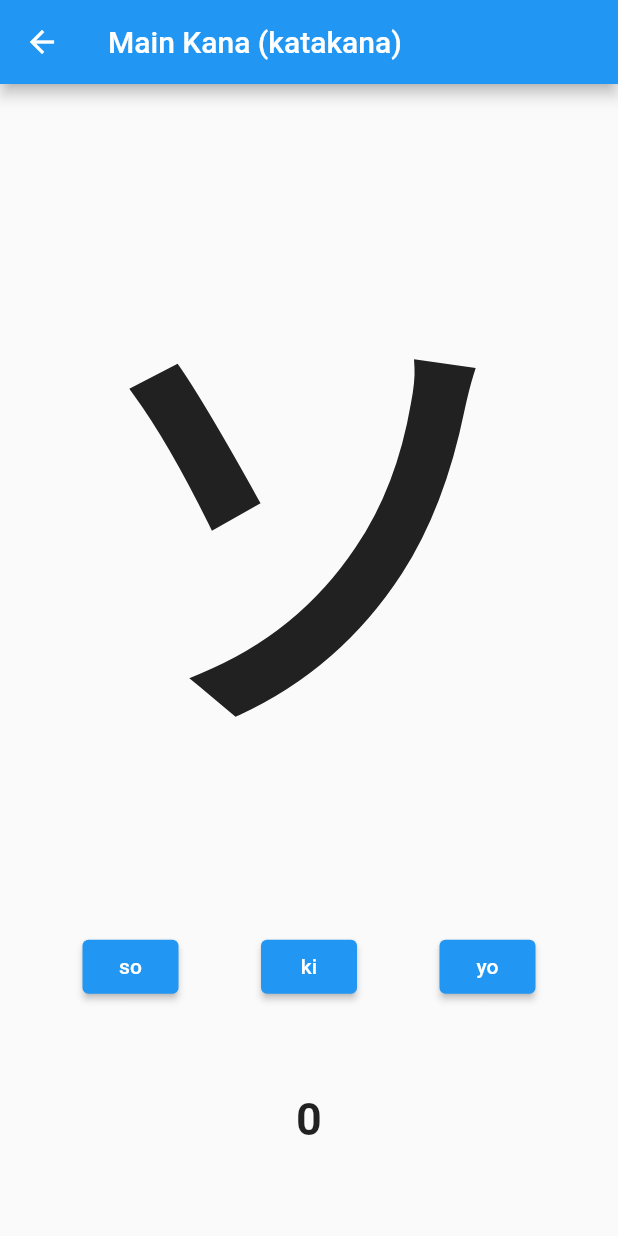
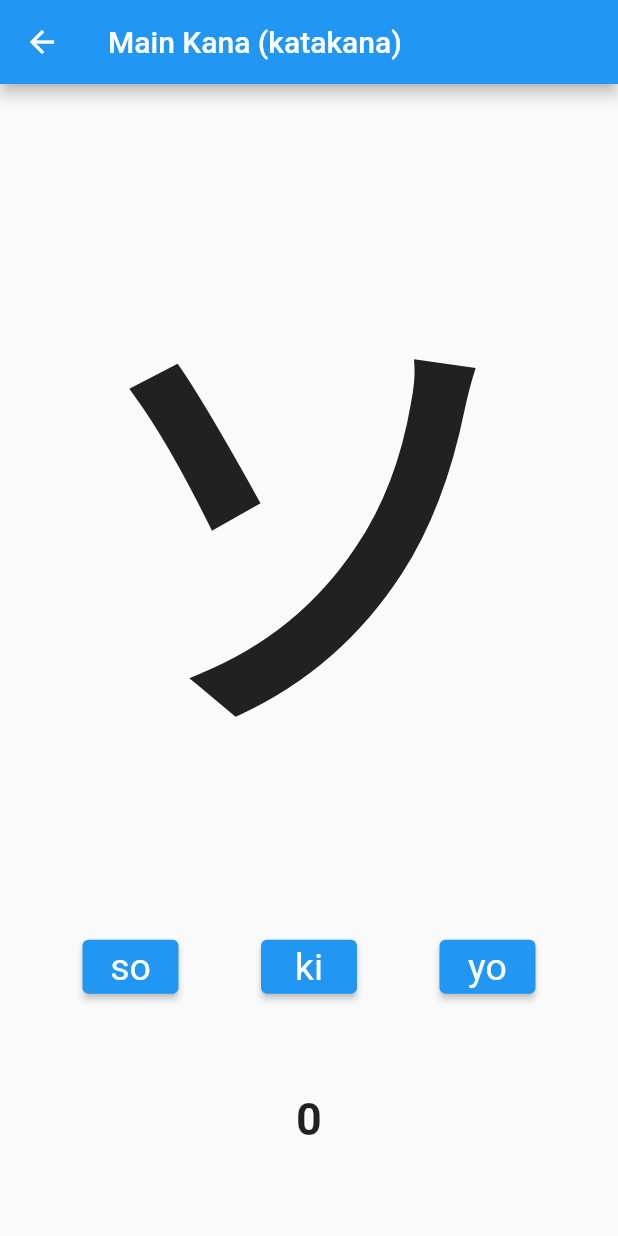
Before and after one commit to revhea2/quiz, a Flutter app: the screen it shows after launch, after a tap on an icon or button, on a phone screen of 412 x 824 dp. Run offline on Flutter 3.47's test engine with Material 2 defaults, Android fonts, the light colour scheme and no system bars.

Commit message:
third bullshit commit

```diff
--- a/lib/quiz/quiz_screens/quiz.dart
+++ b/lib/quiz/quiz_screens/quiz.dart
@@ -47,9 +47,10 @@ class _QuizState extends State<Quiz> {
           choices.add(mainKana[character]);
       }
       choices.shuffle();
-
     });
   }
+
+
 
   void compute(){
     this.totalPoints = 0;
@@ -72,6 +73,7 @@ class _QuizState extends State<Quiz> {
 
   @override
   Widget build(BuildContext context) {
+    final ButtonStyle style = ElevatedButton.styleFrom(textStyle: const TextStyle(fontSize: 25));
     final arguments = ModalRoute.of(context).settings.arguments as Map;
       if (arguments['ws'] == "hiragana"){
         this.mainKana = Hiragana().getQuestions(arguments['type']);
@@ -79,8 +81,8 @@ class _QuizState extends State<Quiz> {
         this.mainKana = Katakana().getQuestions(arguments['type']);
       }
     generateQuestion();
+    return Scaffold(
 
-    return Scaffold(
       appBar: AppBar(
         title: Text(arguments['type'] + " (" + arguments['ws'] + ")"),
       ),
@@ -95,18 +97,21 @@ class _QuizState extends State<Quiz> {
               children: [
                 ElevatedButton(
                   child: Text(choices[0]),
+                  style: style,
                   onPressed: (){
                     checkAnswer(choices[0]);
                   },
                 ),
                 ElevatedButton(
                   child: Text(choices[1]),
+                  style: style,
                   onPressed: (){
                     checkAnswer(choices[1]);
                   },
                 ),
                 ElevatedButton(
                   child: Text(choices[2]),
+                  style: style,
                   onPressed: (){
                     checkAnswer(choices[2]);
                   },
```
